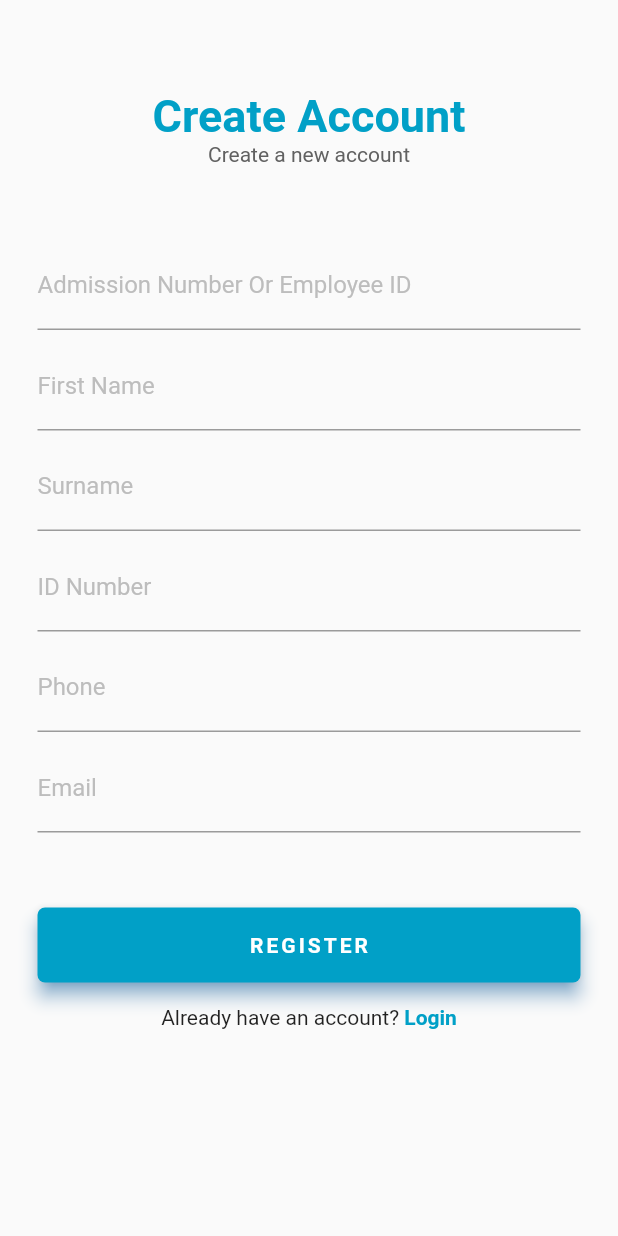
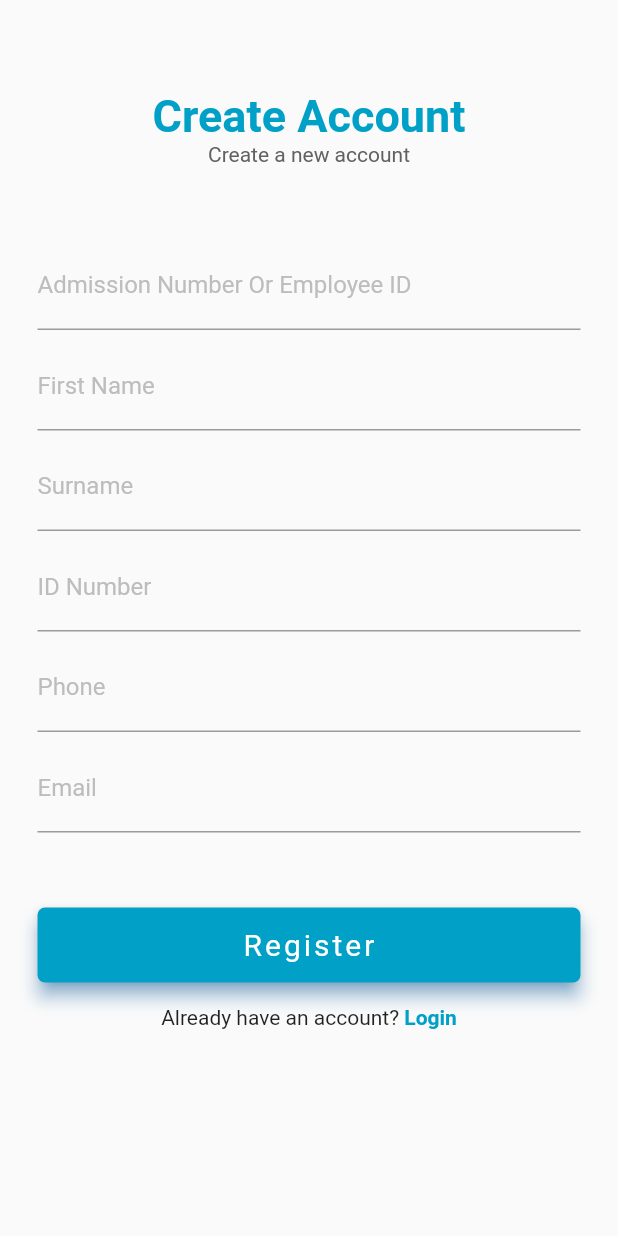
Before and after one commit to musumbidenis/assetracking, a Flutter app: the screen it shows after launch, after a tap on "Register", on a phone screen of 412 x 824 dp. Run offline on Flutter 3.47's test engine with Material 2 defaults, Android fonts, the phone set to English and light mode, and no system bars; our stand-ins replace connectivity, flushbar, flutter_offline, shared_preferences; missing offline and left inert: barcode_scan, platform_alert_dialog; network calls fail; Roboto replaces fonts that are missing (Source Sans Pro).

Commit message:
Changed the login state UI for all buttons

```diff
--- a/lib/pages/login.dart
+++ b/lib/pages/login.dart
@@ -147,18 +147,36 @@ class _LoginState extends State<Login> {
                             child: GestureDetector(
                               child: Center(
                                 child: _isLoading
-                                    ? CircularProgressIndicator(
-                                        backgroundColor: Colors.white,
-                                        valueColor:
-                                            AlwaysStoppedAnimation<Color>(
-                                                Colors.black12),
+                                    ? Row(
+                                        mainAxisAlignment:
+                                            MainAxisAlignment.center,
+                                        children: [
+                                          SizedBox(
+                                            height: 25.0,
+                                            width: 25.0,
+                                            child: CircularProgressIndicator(
+                                              backgroundColor: Colors.white,
+                                              valueColor:
+                                                  AlwaysStoppedAnimation<Color>(
+                                                      Colors.black12),
+                                            ),
+                                          ),
+                                          SizedBox(width: 10.0),
+                                          Text(
+                                            'Logging In',
+                                            style: TextStyle(
+                                                color: Colors.white,
+                                                fontSize: 20.0,
+                                                fontFamily: 'Source Sans Pro',
+                                                letterSpacing: 2.0),
+                                          ),
+                                        ],
                                       )
                                     : Text(
-                                        'LOGIN',
+                                        'Log In',
                                         style: TextStyle(
                                             color: Colors.white,
-                                            fontSize: 17.0,
-                                            fontWeight: FontWeight.bold,
+                                            fontSize: 20.0,
                                             fontFamily: 'Source Sans Pro',
                                             letterSpacing: 2.0),
                                       ),
--- a/lib/pages/register.dart
+++ b/lib/pages/register.dart
@@ -232,19 +232,45 @@ class _RegisterState extends State<Register> {
                               color: Color(0xff01A0C7),
                               elevation: 5.0,
                               child: GestureDetector(
-                                child: Center(
-                                  child: Text(
-                                    _isLoading ? 'REGISTERING...' : 'REGISTER',
+                                child: _isLoading
+                                    ? Row(
+                                        mainAxisAlignment:
+                                            MainAxisAlignment.center,
+                                        children: [
+                                          SizedBox(
+                                            height: 25.0,
+                                            width: 25.0,
+                                            child: CircularProgressIndicator(
+                                              backgroundColor: Colors.white,
+                                              valueColor:
+                                                  AlwaysStoppedAnimation<Color>(
+                                                      Colors.black12),
+                                            ),
+                                          ),
+                                          SizedBox(width: 10.0),
+                                          Text(
+                                            'Registering',
                                             style: TextStyle(
                                                 color: Colors.white,
-                                        fontWeight: FontWeight.bold,
+                                                fontSize: 20.0,
+                                                fontFamily: 'Source Sans Pro',
+                                                letterSpacing: 2.0),
+                                          ),
+                                        ],
+                                      )
+                                    : Center(
+                                        child: Text(
+                                          'Register',
+                                          style: TextStyle(
+                                              color: Colors.white,
+                                              fontSize: 20.0,
                                               fontFamily: 'Source Sans Pro',
                                               letterSpacing: 2.0),
                                         ),
                                       ),
                               ),
                             ),
-                            onTap: _handleRegister,
+                            onTap: _isLoading ? null : _handleRegister,
                           ),
                         ),
                       ],
--- a/pubspec.yaml
+++ b/pubspec.yaml
@@ -11,8 +11,7 @@ description: A new Flutter project.
 # In iOS, build-name is used as CFBundleShortVersionString while build-number used as CFBundleVersion.
 # Read more about iOS versioning at
 # https://developer.apple.com/library/archive/documentation/General/Reference/InfoPlistKeyReference/Articles/CoreFoundationKeys.html
-version: 1.2.3
-
+version: 1.2.5
 environment:
   sdk: ">=2.1.0 <3.0.0"
 
```
Also changed, not shown: lib/sessions/startButton.dart (+30 -5 lines), lib/sessions/stopButton.dart (+30 -5 lines). Lines whose indentation alone changed are shown as unchanged.
